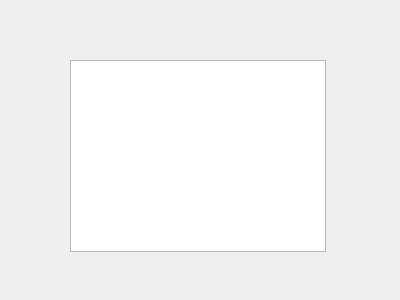
Before: the Qt Designer form adminmanagerentals.ui in yassienE4/Lab_Project, drawn with Qt 5.
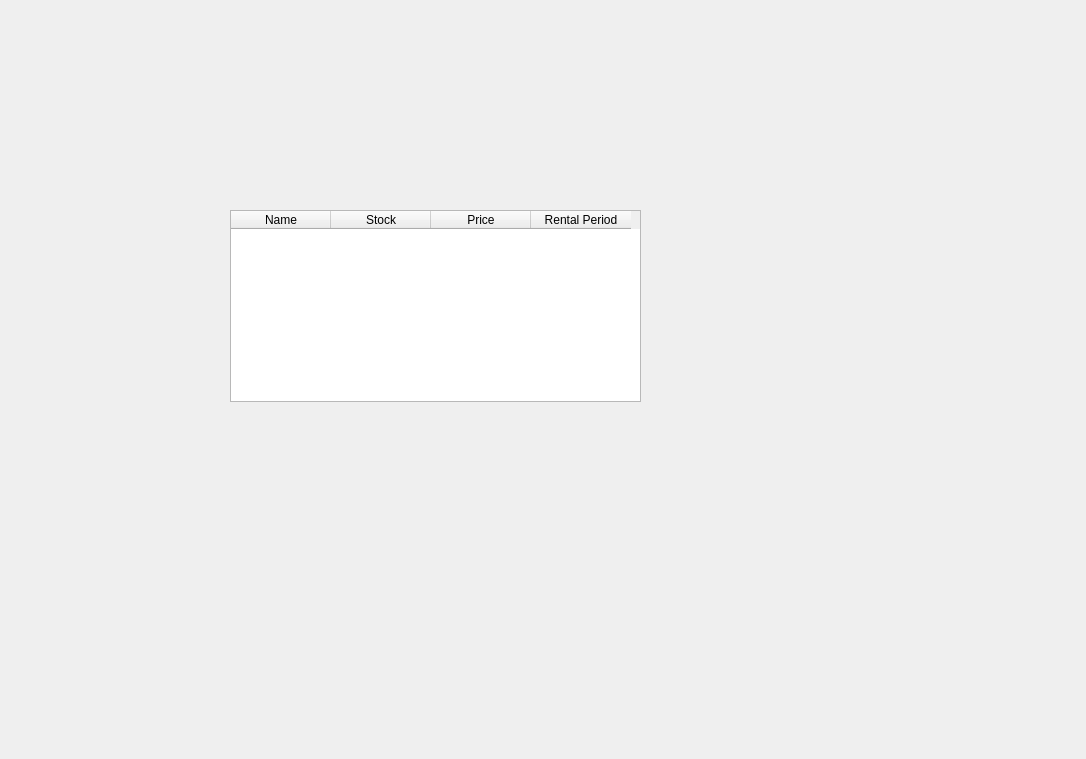
After: the same form once the commit is applied.

Commit message: edits to admn user and rental

```diff
--- a/adminmanagerentals.ui
+++ b/adminmanagerentals.ui
@@ -6,22 +6,42 @@
    <rect>
     <x>0</x>
     <y>0</y>
-    <width>400</width>
-    <height>300</height>
+    <width>1086</width>
+    <height>759</height>
    </rect>
   </property>
   <property name="windowTitle">
    <string>Dialog</string>
   </property>
-  <widget class="QListWidget" name="listWidgetRentalRequest">
+  <widget class="QTableWidget" name="tableWidget">
    <property name="geometry">
     <rect>
-     <x>70</x>
-     <y>60</y>
-     <width>256</width>
+     <x>230</x>
+     <y>210</y>
+     <width>411</width>
      <height>192</height>
     </rect>
    </property>
+   <column>
+    <property name="text">
+     <string>Name</string>
+    </property>
+   </column>
+   <column>
+    <property name="text">
+     <string>Stock</string>
+    </property>
+   </column>
+   <column>
+    <property name="text">
+     <string>Price</string>
+    </property>
+   </column>
+   <column>
+    <property name="text">
+     <string>Rental Period</string>
+    </property>
+   </column>
   </widget>
  </widget>
  <resources/>
```
The commit also changes 542 other files.
